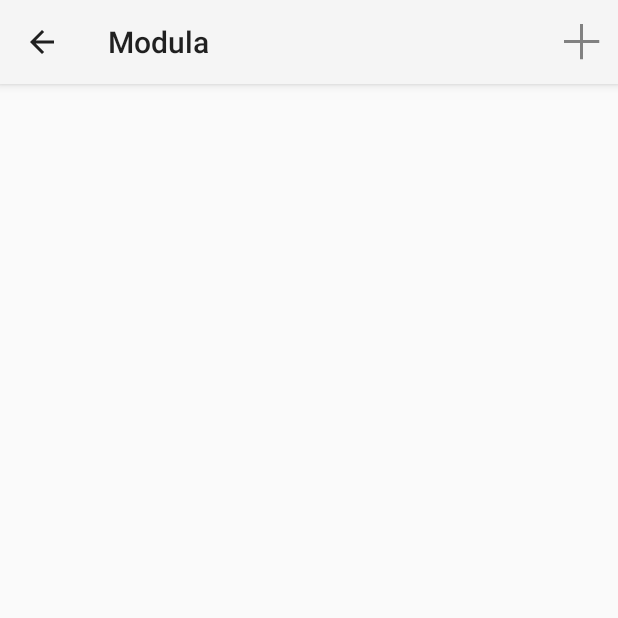
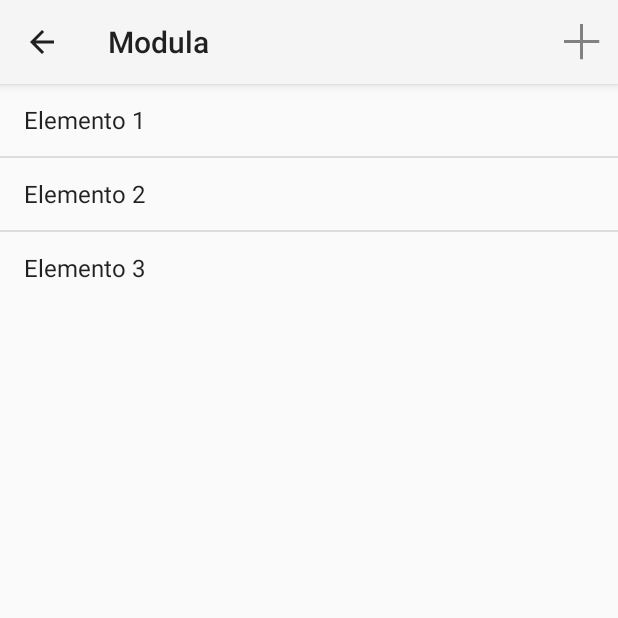
Before and after one commit to josecols/modula, an Android app: the FrasesActivity screen opened directly, with no data from a screen before it, on a phone screen of 412 x 824 dp, the top half of it. Run offline under Robolectric (Android 15) with nearby library versions, the phone set to English and light mode, and no system bars.

Commit message:
Agregado menú contextual a FrasesActivity

```diff
--- a/src/main/java/ve/edu/ucab/modula/app/FrasesActivity.java
+++ b/src/main/java/ve/edu/ucab/modula/app/FrasesActivity.java
@@ -2,38 +2,81 @@ package ve.edu.ucab.modula.app;
 
 import android.os.Bundle;
 import android.support.v7.app.ActionBarActivity;
+import android.view.ActionMode;
 import android.view.Menu;
 import android.view.MenuItem;
+import android.view.View;
+import android.widget.AdapterView;
+import android.widget.ArrayAdapter;
+import android.widget.ListView;
+import android.widget.Toast;
 
-/**
- * Created by Jose Cols on 10/04/14.
- */
 public class FrasesActivity extends ActionBarActivity {
+
+    private ListView vistaFrases;
+    private ActionMode mActionMode;
+    private final String[] elementos = {"Elemento 1", "Elemento 2", "Elemento 3"};
+
+    private ActionMode.Callback mActionModeCallback = new ActionMode.Callback() {
+        @Override
+        public boolean onCreateActionMode(ActionMode mode, Menu menu) {
+            mode.getMenuInflater().inflate(R.menu.frases_context, menu);
+            return true;
+        }
+
+        @Override
+        public boolean onPrepareActionMode(ActionMode mode, Menu menu) {
+            return false;
+        }
+
+        @Override
+        public boolean onActionItemClicked(ActionMode mode, MenuItem item) {
+            switch (item.getItemId()) {
+                case R.id.action_nuevafrase:
+                    mode.finish();
+                    return true;
+                default:
+                    return false;
+            }
+        }
+
+        @Override
+        public void onDestroyActionMode(ActionMode mode) {
+            mActionMode = null;
+        }
+    };
 
     @Override
     protected void onCreate(Bundle savedInstanceState) {
         super.onCreate(savedInstanceState);
-        setContentView(R.layout.activity_main);
+        setContentView(R.layout.activity_frases);
+        this.vistaFrases = (ListView) findViewById(R.id.vista_frases);
+        ArrayAdapter<String> adapter = new ArrayAdapter<String>(this, android.R.layout.simple_list_item_1, this.elementos);
+        this.vistaFrases.setAdapter(adapter);
+
+        this.vistaFrases.setOnItemLongClickListener(new AdapterView.OnItemLongClickListener() {
+            public boolean onItemLongClick(AdapterView<?> parent, View view, int position, long id) {
+                if (mActionMode != null)
+                    return false;
+                mActionMode = startActionMode(mActionModeCallback);
+                view.setSelected(true);
+                return true;
+            }
+        });
     }
 
     @Override
     public boolean onCreateOptionsMenu(Menu menu) {
-
-        // Inflate the menu; this adds items to the action bar if it is present.
         getMenuInflater().inflate(R.menu.frases, menu);
         return true;
     }
 
     @Override
     public boolean onOptionsItemSelected(MenuItem item) {
-        // Handle action bar item clicks here. The action bar will
-        // automatically handle clicks on the Home/Up button, so long
-        // as you specify a parent activity in AndroidManifest.xml.
         int id = item.getItemId();
         if (id == R.id.action_nuevafrase) {
             return true;
         }
         return super.onOptionsItemSelected(item);
     }
-
 }
--- a/src/main/res/layout/activity_frases.xml
+++ b/src/main/res/layout/activity_frases.xml
@@ -1,11 +1,10 @@
-<RelativeLayout xmlns:android="http://schemas.android.com/apk/res/android"
-    xmlns:tools="http://schemas.android.com/tools"
+<LinearLayout xmlns:android="http://schemas.android.com/apk/res/android"
+    android:orientation="vertical"
     android:layout_width="match_parent"
-    android:layout_height="match_parent"
-    android:paddingLeft="@dimen/activity_horizontal_margin"
-    android:paddingRight="@dimen/activity_horizontal_margin"
-    android:paddingTop="@dimen/activity_vertical_margin"
-    android:paddingBottom="@dimen/activity_vertical_margin"
-    tools:context="ve.edu.ucab.modula.app.FrasesActivity">
+    android:layout_height="match_parent">
 
-</RelativeLayout>
+    <ListView
+        android:layout_width="match_parent"
+        android:layout_height="wrap_content"
+        android:id="@+id/vista_frases" />
+</LinearLayout>
--- /dev/null
+++ b/src/main/res/menu/frases_context.xml
@@ -0,0 +1,16 @@
+<menu xmlns:android="http://schemas.android.com/apk/res/android"
+    xmlns:app="http://schemas.android.com/apk/res-auto"
+    xmlns:tools="http://schemas.android.com/tools"
+    tools:context="ve.edu.ucab.modula.app.MainActivity">
+
+    <item
+        android:id="@+id/action_modificarfrase"
+        android:icon="@drawable/ic_action_edit"
+        android:title="@string/context_modificarfrase"
+        app:showAsAction="ifRoom" />
+    <item
+        android:id="@+id/action_eliminarfrase"
+        android:icon="@drawable/ic_action_remove"
+        android:title="@string/context_eliminarfrase"
+        app:showAsAction="ifRoom" />
+</menu>
--- a/src/main/res/values/strings.xml
+++ b/src/main/res/values/strings.xml
@@ -5,4 +5,6 @@
     <string name="action_nuevochat">Nueva conversación</string>
     <string name="action_frases">Frases personalizadas</string>
     <string name="action_nuevafrase">Nueva frase</string>
+    <string name="context_modificarfrase">Modificar frase</string>
+    <string name="context_eliminarfrase">Eliminar frase</string>
 </resources>
```
Also changed, not shown: src/main/res/drawable-hdpi/ic_action_edit.png (added), src/main/res/drawable-hdpi/ic_action_mic.png (added), src/main/res/drawable-hdpi/ic_action_remove.png (added), src/main/res/drawable-mdpi/ic_action_edit.png (added), src/main/res/drawable-mdpi/ic_action_mic.png (added), src/main/res/drawable-mdpi/ic_action_remove.png (added), src/main/res/drawable-xhdpi/ic_action_edit.png (added), src/main/res/drawable-xhdpi/ic_action_mic.png (added), src/main/res/drawable-xhdpi/ic_action_remove.png (added), src/main/res/drawable-xxhdpi/ic_action_edit.png (added), src/main/res/drawable-xxhdpi/ic_action_mic.png (added), src/main/res/drawable-xxhdpi/ic_action_remove.png (added).
